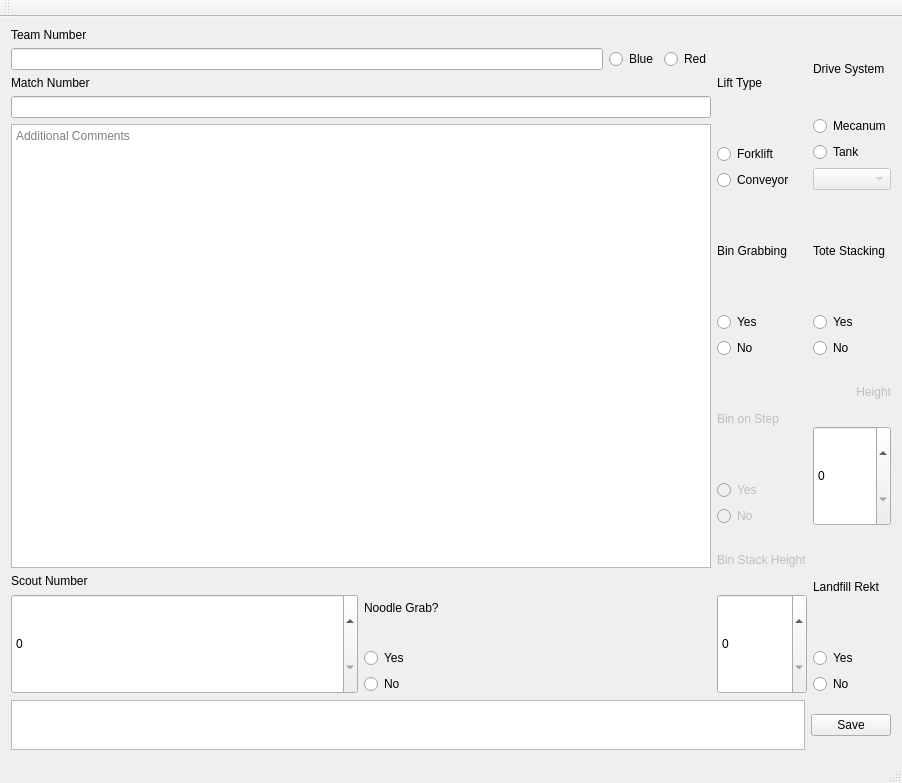
This is mainwindow.ui in ajusa/1504scout as Qt 5 draws it before an edit. The edited form follows.
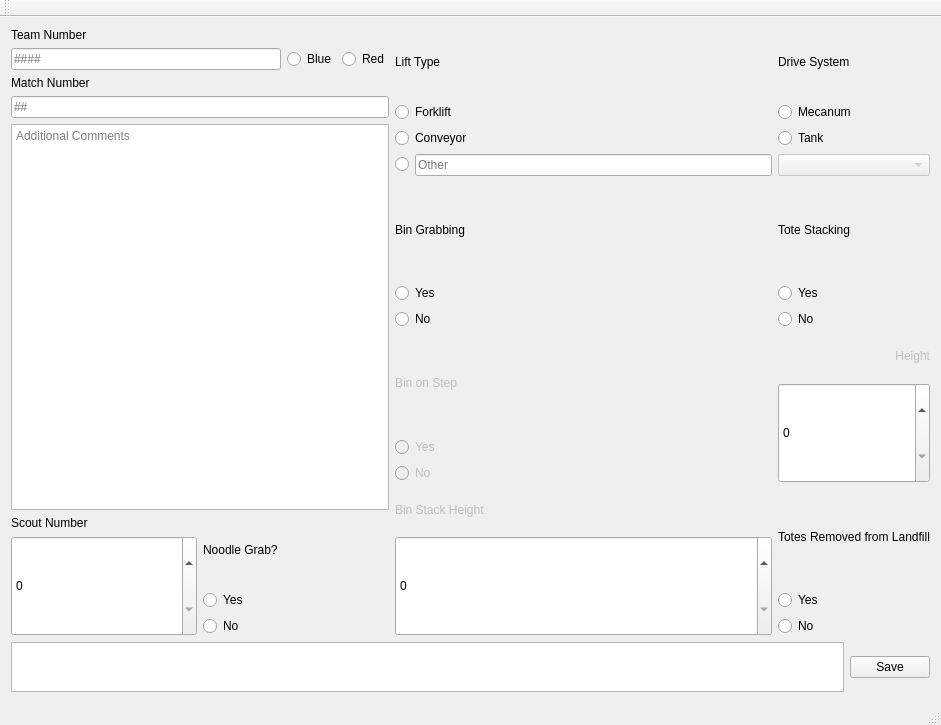
This is the edited form.

The edit to the form file:
```diff
--- a/mainwindow.ui
+++ b/mainwindow.ui
@@ -9,8 +9,8 @@
    <rect>
     <x>0</x>
     <y>0</y>
-    <width>902</width>
-    <height>783</height>
+    <width>941</width>
+    <height>725</height>
    </rect>
   </property>
   <property name="windowTitle">
@@ -22,7 +22,9 @@
   <widget class="QWidget" name="centralWidget">
    <layout class="QGridLayout" name="gridLayout">
     <item row="0" column="0">
-     <layout class="QHBoxLayout" name="horizontalLayout_4">
+     <layout class="QVBoxLayout" name="verticalLayout_15">
+      <item>
+       <layout class="QHBoxLayout" name="horizontalLayout_5">
       <item>
        <layout class="QVBoxLayout" name="verticalLayout_12">
         <item>
@@ -37,7 +39,14 @@
           <item>
            <layout class="QHBoxLayout" name="horizontalLayout_2">
             <item>
-             <widget class="QLineEdit" name="teamForm"/>
+               <widget class="QLineEdit" name="teamForm">
+                <property name="inputMask">
+                 <string>0000</string>
+                </property>
+                <property name="placeholderText">
+                 <string>####</string>
+                </property>
+               </widget>
             </item>
             <item>
              <widget class="QRadioButton" name="blue">
@@ -63,7 +72,14 @@
            </widget>
           </item>
           <item>
-           <widget class="QLineEdit" name="matchForm"/>
+             <widget class="QLineEdit" name="matchForm">
+              <property name="inputMask">
+               <string>0000</string>
+              </property>
+              <property name="placeholderText">
+               <string>##</string>
+              </property>
+             </widget>
           </item>
          </layout>
         </item>
@@ -154,6 +170,24 @@
             </property>
            </widget>
           </item>
+            <item>
+             <layout class="QHBoxLayout" name="horizontalLayout_4">
+              <item>
+               <widget class="QRadioButton" name="customLift">
+                <property name="text">
+                 <string/>
+                </property>
+               </widget>
+              </item>
+              <item>
+               <widget class="QLineEdit" name="liftText">
+                <property name="placeholderText">
+                 <string>Other</string>
+                </property>
+               </widget>
+              </item>
+             </layout>
+            </item>
          </layout>
         </item>
         <item>
@@ -364,10 +398,13 @@
           <item>
            <widget class="QLabel" name="label_10">
             <property name="toolTip">
-             <string>&lt;html&gt;&lt;head/&gt;&lt;body&gt;&lt;p&gt;&lt;span style=&quot; font-size:12pt;&quot;&gt;Bins moved out of landfill zone&lt;/span&gt;&lt;/p&gt;&lt;/body&gt;&lt;/html&gt;</string>
+               <string>&lt;html&gt;&lt;head/&gt;&lt;body&gt;&lt;p&gt;&lt;br/&gt;&lt;/p&gt;&lt;/body&gt;&lt;/html&gt;</string>
+              </property>
+              <property name="styleSheet">
+               <string notr="true">font: 14pt &quot;MS Shell Dlg 2&quot;;</string>
             </property>
             <property name="text">
-             <string>Landfill Rekt</string>
+               <string>Totes Removed from Landfill</string>
             </property>
            </widget>
           </item>
@@ -391,7 +428,7 @@
       </item>
      </layout>
     </item>
-    <item row="1" column="0">
+      <item>
      <layout class="QHBoxLayout" name="horizontalLayout">
       <item>
        <widget class="QTextBrowser" name="saveFeedback">
@@ -425,33 +462,8 @@
      </layout>
     </item>
    </layout>
-   <zorder>layoutWidget</zorder>
-   <zorder>layoutWidget</zorder>
-   <zorder>layoutWidget</zorder>
-   <zorder>layoutWidget</zorder>
-   <zorder>layoutWidget</zorder>
-   <zorder>layoutWidget</zorder>
-   <zorder>layoutWidget</zorder>
-   <zorder>save</zorder>
-   <zorder>saveFeedback</zorder>
-   <zorder>layoutWidget</zorder>
-   <zorder>layoutWidget</zorder>
-   <zorder>layoutWidget</zorder>
-   <zorder>layoutWidget</zorder>
-   <zorder>commentsBox</zorder>
-   <zorder>binLevel</zorder>
-   <zorder>label_12</zorder>
-   <zorder>toteLevel</zorder>
-  </widget>
-  <widget class="QMenuBar" name="menuBar">
-   <property name="geometry">
-    <rect>
-     <x>0</x>
-     <y>0</y>
-     <width>902</width>
-     <height>41</height>
-    </rect>
-   </property>
+    </item>
+   </layout>
   </widget>
   <widget class="QToolBar" name="mainToolBar">
    <attribute name="toolBarArea">
```
Left out of the diff: 27 changed lines with no effect on the pictures. Lines whose indentation alone changed are shown as unchanged.
